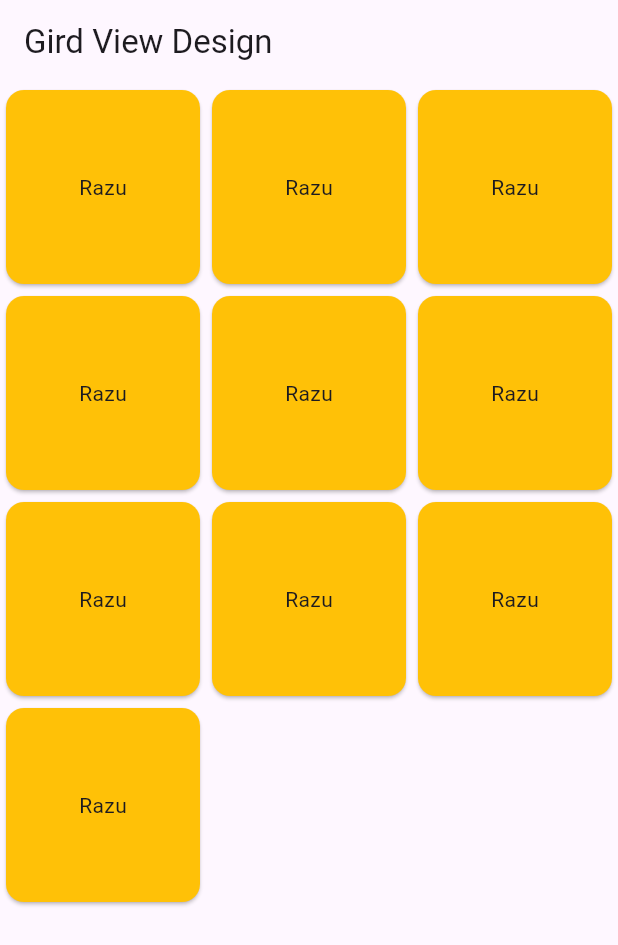
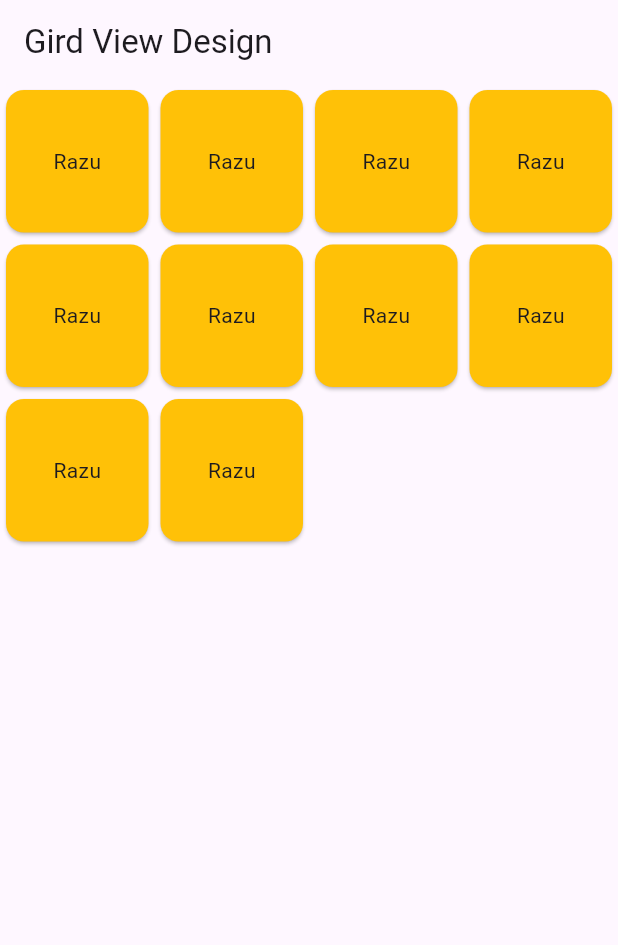
Before and after one commit to RaFiuL-RaZu/app_create2, a Flutter app: the screen it shows after launch, on a phone screen of 412 x 824 dp. Shown: the top 945 px of the screen. Run offline on Flutter 3.47's test engine with Material 3 defaults, Android fonts, the phone set to English and light mode, and no system bars.

Commit message:
innit commit

```diff
--- a/lib/main.dart
+++ b/lib/main.dart
@@ -33,7 +33,7 @@ class HomeScren extends StatelessWidget{
       ),
       body: GridView.builder(
         itemCount: 10,
-          gridDelegate: SliverGridDelegateWithFixedCrossAxisCount(crossAxisCount: 3),
+          gridDelegate: SliverGridDelegateWithMaxCrossAxisExtent(maxCrossAxisExtent:120),
           itemBuilder: (context,index){
             return Card(
               color: Colors.amber,
```
